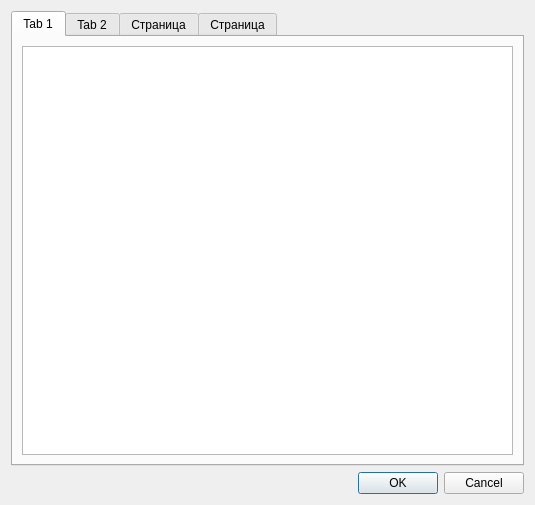
The window that qobjecteditor.ui (graf-abolmasov/PGraph) describes before a commit, drawn with Qt 5.
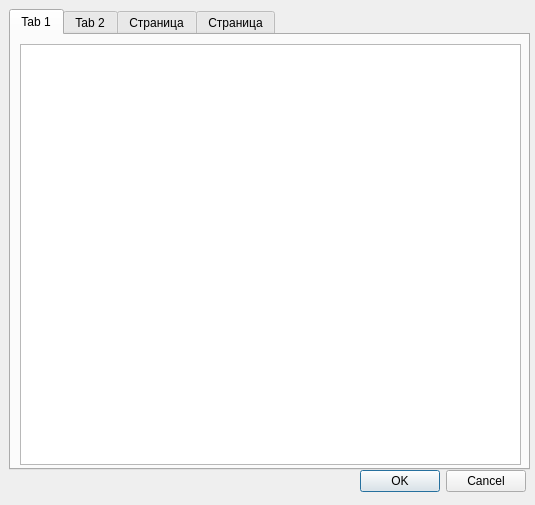
The same window after the commit.

What changed in the file:
```diff
--- a/qobjecteditor.ui
+++ b/qobjecteditor.ui
@@ -13,9 +13,15 @@
   <property name="windowTitle">
    <string>Dialog</string>
   </property>
-  <layout class="QVBoxLayout" name="verticalLayout">
-   <item>
     <widget class="QTabWidget" name="tab">
+   <property name="geometry">
+    <rect>
+     <x>9</x>
+     <y>9</y>
+     <width>521</width>
+     <height>461</height>
+    </rect>
+   </property>
      <property name="styleSheet">
       <string notr="true"/>
      </property>
@@ -26,11 +32,19 @@
       <attribute name="title">
        <string>Tab 1</string>
       </attribute>
-      <layout class="QHBoxLayout" name="horizontalLayout">
-       <item>
-        <widget class="QListWidget" name="objectList"/>
-       </item>
-      </layout>
+    <widget class="QListWidget" name="actorList">
+     <property name="enabled">
+      <bool>true</bool>
+     </property>
+     <property name="geometry">
+      <rect>
+       <x>9</x>
+       <y>9</y>
+       <width>501</width>
+       <height>421</height>
+      </rect>
+     </property>
+    </widget>
      </widget>
      <widget class="QWidget" name="tab_2">
       <attribute name="title">
@@ -46,11 +60,27 @@
       <attribute name="title">
        <string>Страница</string>
       </attribute>
-     </widget>
-    </widget>
-   </item>
-   <item>
+    <widget class="QListWidget" name="inlinePredicateList">
+     <property name="geometry">
+      <rect>
+       <x>9</x>
+       <y>9</y>
+       <width>501</width>
+       <height>421</height>
+      </rect>
+     </property>
+    </widget>
+   </widget>
+  </widget>
     <widget class="QDialogButtonBox" name="buttonBox">
+   <property name="geometry">
+    <rect>
+     <x>15</x>
+     <y>470</y>
+     <width>511</width>
+     <height>23</height>
+    </rect>
+   </property>
      <property name="orientation">
       <enum>Qt::Horizontal</enum>
      </property>
@@ -61,8 +91,6 @@
       <bool>false</bool>
      </property>
     </widget>
-   </item>
-  </layout>
  </widget>
  <resources/>
  <connections>
```
Left out of the diff: 20 changed lines with no effect on the pictures. Lines whose indentation alone changed are shown as unchanged.
